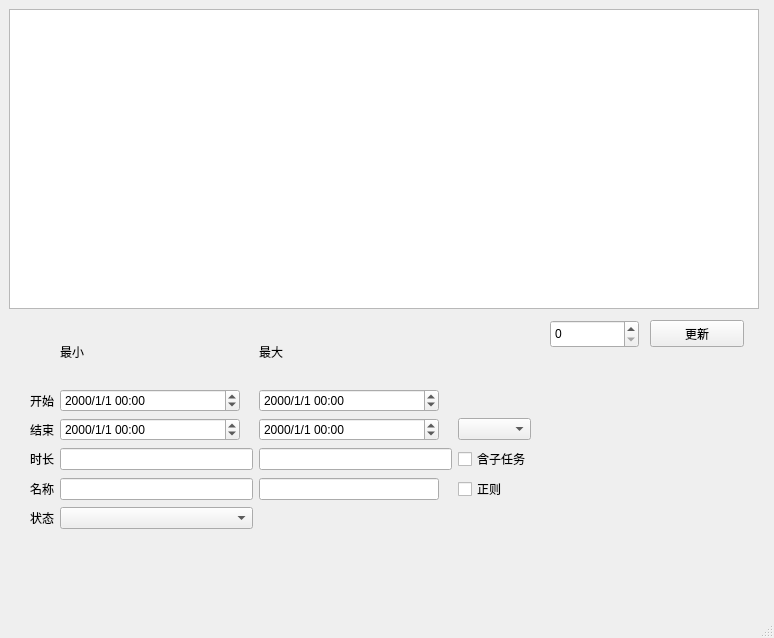
Before: the Qt Designer form Qt_GUI/layout.ui in XuHg-zjcn/time-manager, drawn with Qt 5.
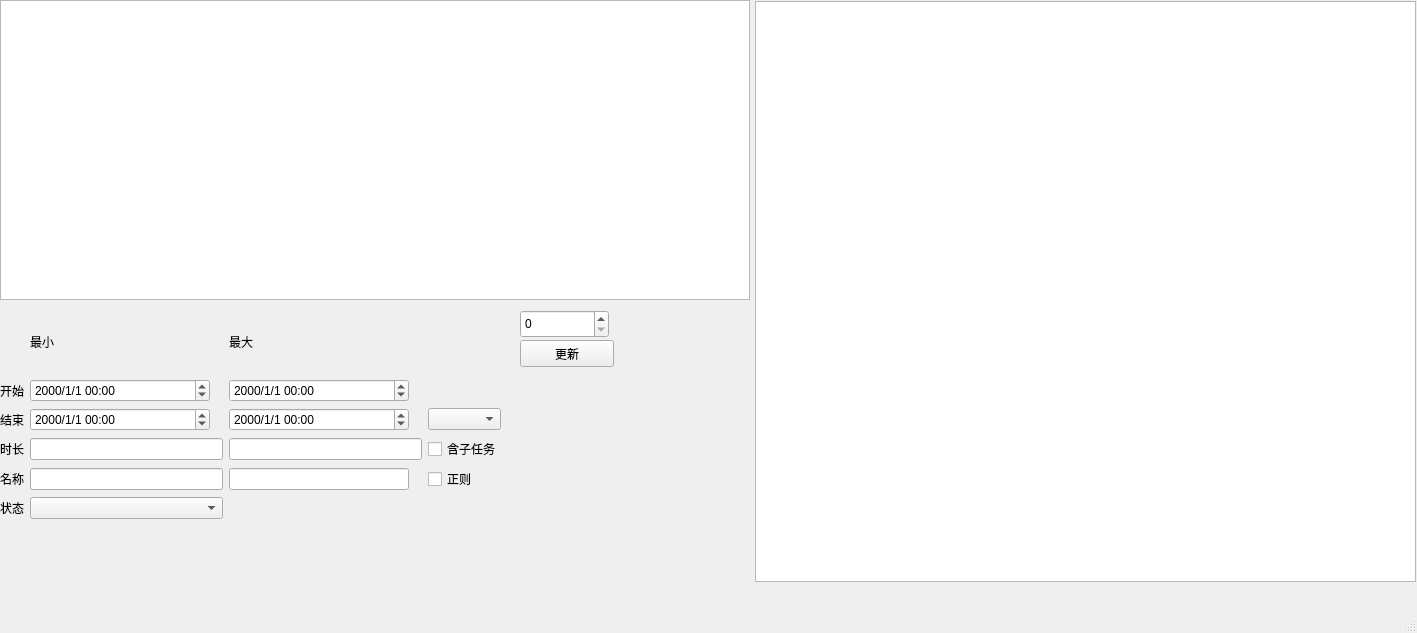
After: the same form once the commit is applied. Custom widgets are drawn as their Qt base class.

Commit message: feat: add TableWidget in GUI

Patch:
```diff
--- a/Qt_GUI/layout.ui
+++ b/Qt_GUI/layout.ui
@@ -6,8 +6,8 @@
    <rect>
     <x>0</x>
     <y>0</y>
-    <width>774</width>
-    <height>638</height>
+    <width>1417</width>
+    <height>633</height>
    </rect>
   </property>
   <property name="windowTitle">
@@ -17,8 +17,8 @@
    <widget class="PlotWidget" name="PlotWidget">
     <property name="geometry">
      <rect>
-      <x>9</x>
-      <y>9</y>
+      <x>0</x>
+      <y>0</y>
       <width>750</width>
       <height>300</height>
      </rect>
@@ -39,8 +39,8 @@
    <widget class="QPushButton" name="update_view">
     <property name="geometry">
      <rect>
-      <x>650</x>
-      <y>320</y>
+      <x>520</x>
+      <y>340</y>
       <width>94</width>
       <height>27</height>
      </rect>
@@ -52,8 +52,8 @@
    <widget class="QSpinBox" name="year">
     <property name="geometry">
      <rect>
-      <x>550</x>
-      <y>320</y>
+      <x>520</x>
+      <y>310</y>
       <width>89</width>
       <height>28</height>
      </rect>
@@ -65,8 +65,8 @@
    <widget class="QWidget" name="layoutWidget">
     <property name="geometry">
      <rect>
-      <x>30</x>
-      <y>320</y>
+      <x>0</x>
+      <y>310</y>
       <width>501</width>
       <height>209</height>
      </rect>
@@ -228,6 +228,16 @@
      </item>
     </layout>
    </widget>
+   <widget class="QTableWidget" name="tableWidget">
+    <property name="geometry">
+     <rect>
+      <x>755</x>
+      <y>1</y>
+      <width>661</width>
+      <height>581</height>
+     </rect>
+    </property>
+   </widget>
   </widget>
   <widget class="QMenuBar" name="menubar">
    <property name="geometry">
```
Left out of the diff: 2 changed lines with no effect on the pictures. The commit also changes 4 other files.
